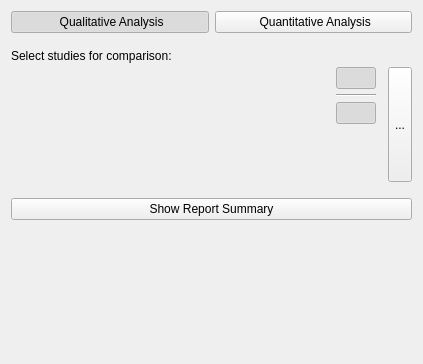
Before: the Qt Designer form Resources/UI/qSlicerLongitudinalPETCTAnalysisSettingsWidget.ui in paulcm/LongitudinalPETCT, drawn with Qt 5.
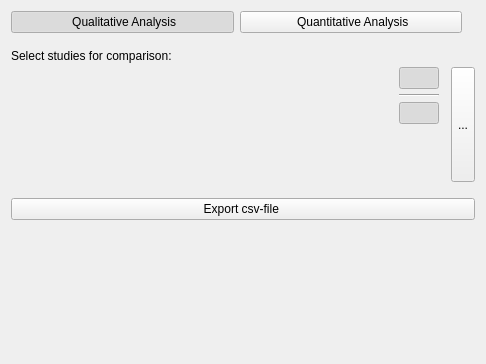
After: the same form once the commit is applied. Icons and pictures are not drawn. Custom widgets are drawn as their Qt base class.

Patch:
```diff
--- a/Resources/UI/qSlicerLongitudinalPETCTAnalysisSettingsWidget.ui
+++ b/Resources/UI/qSlicerLongitudinalPETCTAnalysisSettingsWidget.ui
@@ -6,7 +6,7 @@
    <rect>
     <x>0</x>
     <y>0</y>
-    <width>423</width>
+    <width>486</width>
     <height>364</height>
    </rect>
   </property>
@@ -18,7 +18,7 @@
     <number>16</number>
    </property>
    <item>
-    <layout class="QHBoxLayout" name="horizontalLayout">
+    <layout class="QHBoxLayout" name="horizontalLayout" stretch="1,1,0">
      <property name="spacing">
       <number>6</number>
      </property>
@@ -95,6 +95,22 @@
        </attribute>
       </widget>
      </item>
+     <item>
+      <widget class="QLabel" name="LabelInfo">
+       <property name="styleSheet">
+        <string notr="true">QLabel QToolTip {background-color: #858585; color: #FFF;}</string>
+       </property>
+       <property name="text">
+        <string/>
+       </property>
+       <property name="pixmap">
+        <pixmap resource="../qSlicerLongitudinalPETCTModule.qrc">:/Icons/help.png</pixmap>
+       </property>
+       <property name="alignment">
+        <set>Qt::AlignRight|Qt::AlignTop|Qt::AlignTrailing</set>
+       </property>
+      </widget>
+     </item>
     </layout>
    </item>
    <item>
@@ -227,7 +243,7 @@
    <item>
     <widget class="QPushButton" name="ButtonShowSummary">
      <property name="text">
-      <string>Show Report Summary</string>
+      <string>Export csv-file </string>
      </property>
     </widget>
    </item>
```
Left out of the diff: 2 changed lines with no effect on the pictures.
